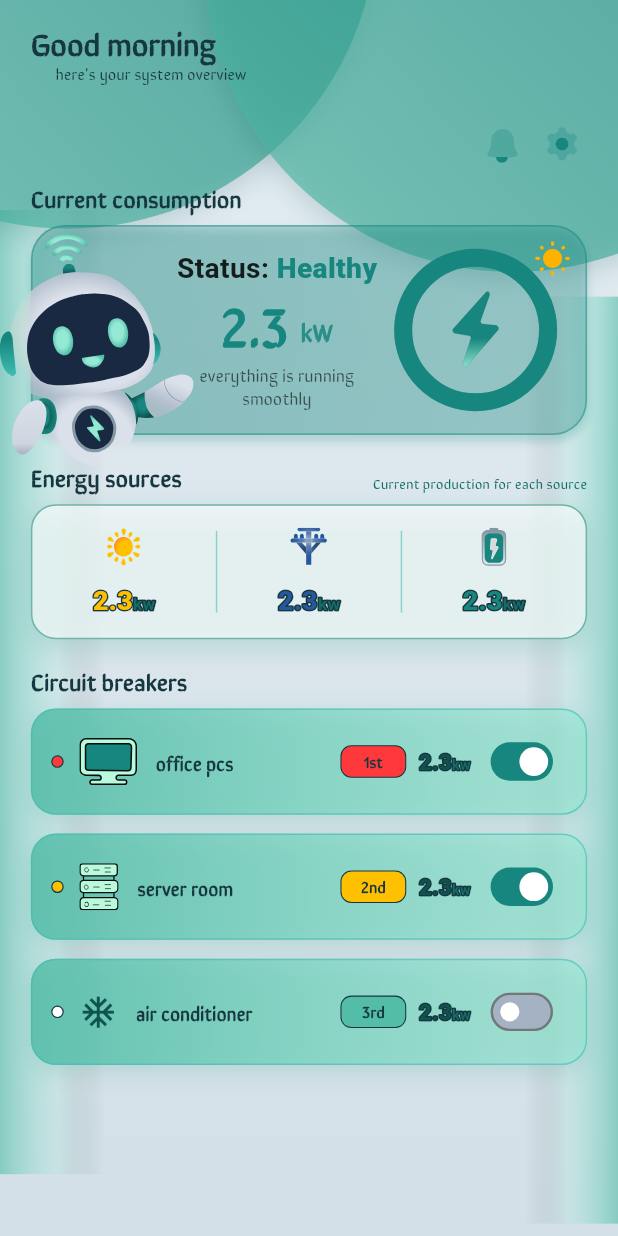
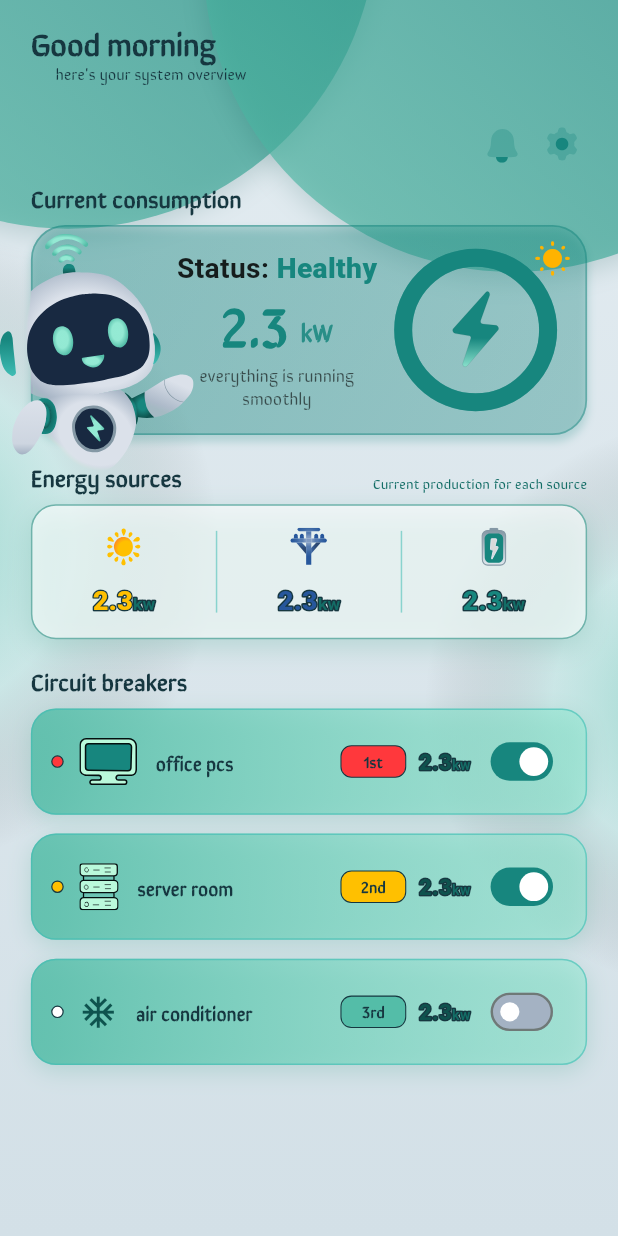
Before and after one commit to yaraHasan1/fluxa, a Flutter app: the _DashboardView screen opened directly with empty values, on a phone screen of 412 x 824 dp. Run offline on Flutter 3.47's test engine with Material 3 defaults, Android fonts, the phone set to English and light mode, and no system bars; our stand-ins replace equatable, flutter_bloc, flutter_svg, get_it, go_router.

Commit message:
refactor(dashboard): make the edge blooms circular
The side glows were straight vertical bands, so they cut off on a hard
horizontal line top and bottom. They are now large circles pushed two thirds
off the frame, leaving only a rounded inner arc — which is what the reference
shows.

The box is square on purpose: BoxShape.circle sizes to the shorter side, so an
oblong box would have shrunk the glow to its width instead of stretching it
down the edge.

```diff
--- a/lib/features/dashboard/widgets/dashboard_backdrop.dart
+++ b/lib/features/dashboard/widgets/dashboard_backdrop.dart
@@ -34,18 +34,8 @@ class DashboardBackdrop extends StatelessWidget {
         return IgnorePointer(
           child: Stack(
             children: <Widget>[
-              _EdgeBloom(
-                width: w * 0.17,
-                top: h * 0.17,
-                bottom: h * 0.05,
-                fromLeft: true,
-              ),
-              _EdgeBloom(
-                width: w * 0.15,
-                top: h * 0.24,
-                bottom: h * 0.01,
-                fromLeft: false,
-              ),
+              _EdgeBloom(diameter: h * 0.52, top: h * 0.18, fromLeft: true),
+              _EdgeBloom(diameter: h * 0.46, top: h * 0.34, fromLeft: false),
               Positioned(
                 left: w * _leftDiscLeft,
                 top: h * _leftDiscTop,
@@ -99,36 +89,43 @@ class _Disc extends StatelessWidget {
   }
 }
 
-/// A vertical mint bloom hugging one edge, fading inwards.
+/// A soft mint bloom hugging one edge.
+///
+/// An ellipse pushed half off the frame, not a straight band: the falloff is
+/// radial, so the glow rounds off top and bottom instead of stopping on a hard
+/// horizontal line.
 class _EdgeBloom extends StatelessWidget {
   const _EdgeBloom({
-    required this.width,
+    required this.diameter,
     required this.top,
-    required this.bottom,
     required this.fromLeft,
   });
 
-  final double width;
+  /// The box is square on purpose. `BoxShape.circle` uses the shorter side, so
+  /// an oblong box would shrink the glow to its width rather than stretch it.
+  final double diameter;
+
   final double top;
-  final double bottom;
   final bool fromLeft;
+
+  /// How much of the circle is pushed outside the frame.
+  static const double _offFrame = 0.66;
 
   @override
   Widget build(BuildContext context) {
     return Positioned(
-      left: fromLeft ? 0 : null,
-      right: fromLeft ? null : 0,
+      left: fromLeft ? -diameter * _offFrame : null,
+      right: fromLeft ? null : -diameter * _offFrame,
       top: top,
-      bottom: bottom,
-      width: width,
+      width: diameter,
+      height: diameter,
       child: DecoratedBox(
         decoration: BoxDecoration(
-          gradient: LinearGradient(
-            begin: fromLeft ? Alignment.centerLeft : Alignment.centerRight,
-            end: fromLeft ? Alignment.centerRight : Alignment.centerLeft,
+          shape: BoxShape.circle,
+          gradient: RadialGradient(
             colors: <Color>[
-              AppColors.mintDeep.withValues(alpha: 0.60),
-              AppColors.mint.withValues(alpha: 0.18),
+              AppColors.mintDeep.withValues(alpha: 0.62),
+              AppColors.mint.withValues(alpha: 0.22),
               Colors.transparent,
             ],
             stops: const <double>[0.0, 0.55, 1.0],
```
